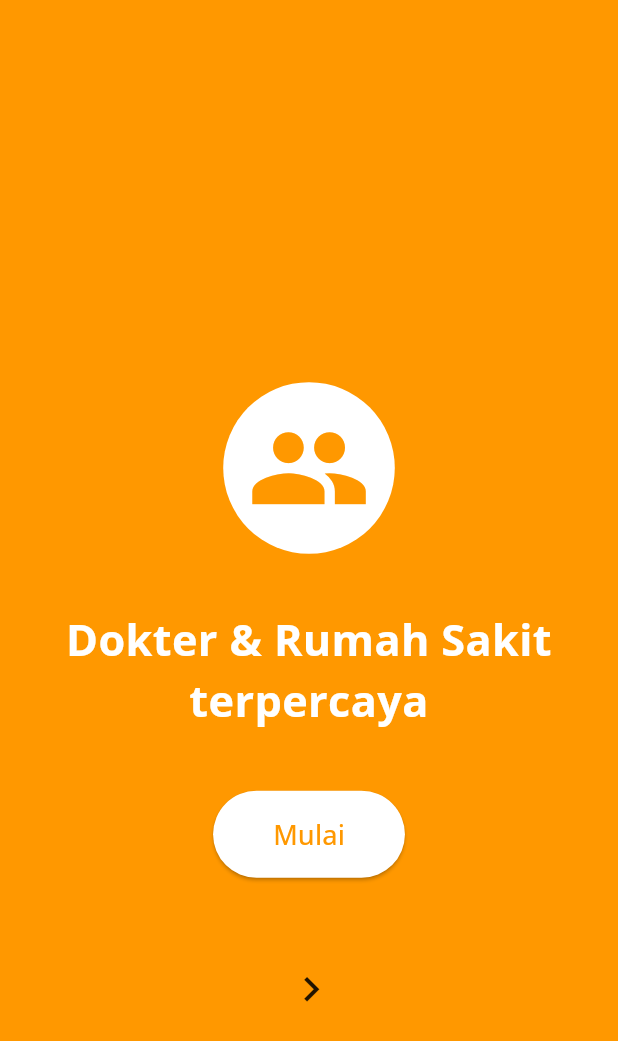
After one commit to Kafabi0/yaa, a Flutter app: the screen it shows after launch, swiped to page 3, on a phone screen of 412 x 824 dp. The commit adds this screen. Shown: the top 1041 px of the screen. Run offline on Flutter 3.47's test engine with Material 3 defaults, Android fonts, the phone set to English and light mode, and no system bars; our stand-ins replace curved_navigation_bar, fl_chart, flutter_local_notifications, font_awesome_flutter, google_fonts, image_picker and 9 more; missing offline and left inert: excel, external_path, mobile_scanner.

Commit message:
splashscreen dan artikel publik

```diff
--- /dev/null
+++ b/lib/screens/splashscreen.dart
@@ -0,0 +1,126 @@
+import 'package:concentric_transition/concentric_transition.dart';
+import 'package:flutter/material.dart';
+
+class SplashOnboarding extends StatelessWidget {
+  final VoidCallback onCompleted;
+
+  const SplashOnboarding({super.key, required this.onCompleted});
+
+  @override
+  Widget build(BuildContext context) {
+    final screenWidth = MediaQuery.of(context).size.width;
+
+    final pages = [
+      const PageData(
+        icon: Icons.local_hospital,
+        title: "Selamat datang di InoCare",
+        bgColor: Colors.orange,
+        textColor: Colors.white,
+      ),
+      const PageData(
+        icon: Icons.health_and_safety,
+        title: "Akses cepat layanan kesehatan",
+        bgColor: Colors.white,
+        textColor: Colors.orange,
+      ),
+      const PageData(
+        icon: Icons.people,
+        title: "Dokter & Rumah Sakit terpercaya",
+        bgColor: Colors.orange,
+        textColor: Colors.white,
+      ),
+    ];
+
+    return Scaffold(
+      body: ConcentricPageView(
+        colors: pages.map((p) => p.bgColor).toList(),
+        radius: screenWidth * 0.1,
+        nextButtonBuilder: (context) => Padding(
+          padding: const EdgeInsets.only(left: 3),
+          child: Icon(Icons.navigate_next, size: screenWidth * 0.08),
+        ),
+        itemCount: pages.length,
+        itemBuilder: (index) {
+          final page = pages[index];
+          final isLastPage = index == pages.length - 1;
+
+          return SafeArea(
+            child: Column(
+              mainAxisAlignment: MainAxisAlignment.center,
+              children: [
+                _Page(page: page),
+                const SizedBox(height: 40),
+                if (isLastPage)
+                  ElevatedButton(
+                    onPressed: onCompleted,
+                    style: ElevatedButton.styleFrom(
+                      backgroundColor: page.textColor,
+                      foregroundColor: page.bgColor,
+                      padding: const EdgeInsets.symmetric(
+                          horizontal: 40, vertical: 16),
+                      shape: RoundedRectangleBorder(
+                        borderRadius: BorderRadius.circular(30),
+                      ),
+                    ),
+                    child: const Text(
+                      "Mulai",
+                      style: TextStyle(fontSize: 18),
+                    ),
+                  ),
+              ],
+            ),
+          );
+        },
+      ),
+    );
+  }
+}
+
+class PageData {
+  final String title;
+  final IconData icon;
+  final Color bgColor;
+  final Color textColor;
+
+  const PageData({
+    required this.title,
+    required this.icon,
+    required this.bgColor,
+    required this.textColor,
+  });
+}
+
+class _Page extends StatelessWidget {
+  final PageData page;
+
+  const _Page({required this.page});
+
+  @override
+  Widget build(BuildContext context) {
+    final screenHeight = MediaQuery.of(context).size.height;
+    return Column(
+      mainAxisAlignment: MainAxisAlignment.center,
+      children: [
+        Container(
+          padding: const EdgeInsets.all(16.0),
+          margin: const EdgeInsets.all(16.0),
+          decoration: BoxDecoration(
+            shape: BoxShape.circle,
+            color: page.textColor,
+          ),
+          child: Icon(page.icon, size: screenHeight * 0.1, color: page.bgColor),
+        ),
+        const SizedBox(height: 20),
+        Text(
+          page.title,
+          style: TextStyle(
+            color: page.textColor,
+            fontSize: screenHeight * 0.035,
+            fontWeight: FontWeight.bold,
+          ),
+          textAlign: TextAlign.center,
+        ),
+      ],
+    );
+  }
+}
--- a/pubspec.yaml
+++ b/pubspec.yaml
@@ -68,6 +68,7 @@ dependencies:
   curved_navigation_bar: ^1.0.6
   shared_preferences: ^2.5.3
   webview_flutter: ^4.13.0
+  concentric_transition: ^1.0.3
 
 dev_dependencies:
   flutter_test:
```
Also changed, not shown: lib/main.dart (+19 -7 lines), lib/screens/home_screen.dart (+100 -73 lines), pubspec.lock.
